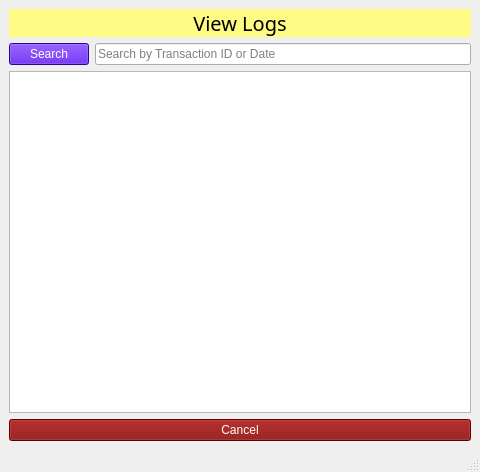
Qt form view_logs.ui (Aenan05/MAXPC) before a commit.
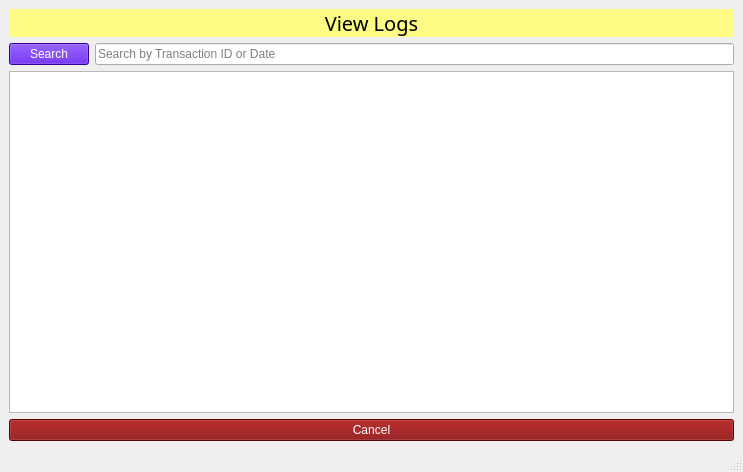
The same form after that commit.

Commit message: Table Logs

Diff of the .ui file:
```diff
--- a/view_logs.ui
+++ b/view_logs.ui
@@ -6,7 +6,7 @@
    <rect>
     <x>0</x>
     <y>0</y>
-    <width>480</width>
+    <width>743</width>
     <height>472</height>
    </rect>
   </property>
@@ -59,7 +59,7 @@
            </widget>
           </item>
           <item row="2" column="0" colspan="2">
-           <widget class="QTableView" name="tableView"/>
+           <widget class="QTableWidget" name="tblLogs"/>
           </item>
           <item row="3" column="0" colspan="2">
            <widget class="QPushButton" name="btnCancel">
```
Left out of the diff: 2 changed lines with no effect on the pictures. The commit also changes 2 other files.
